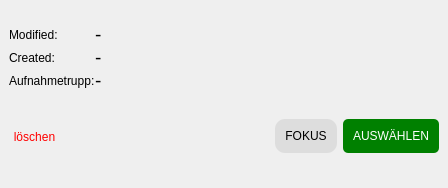
First picture: the form in fim/gui/draft/draft_item.ui, repository b-lack/qgis-fim-plugin, before the edit.
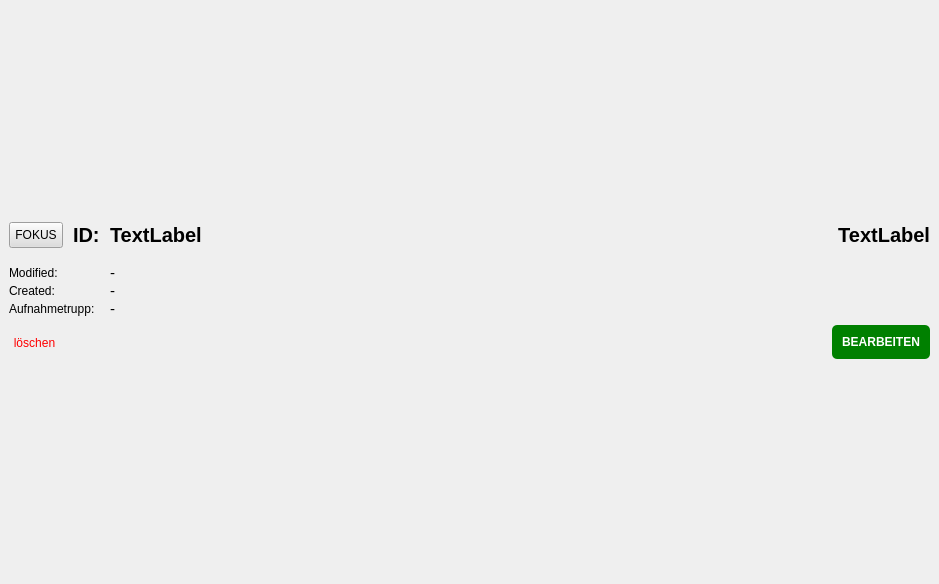
Second picture: the form after the edit.

Patch:
```diff
--- a/fim/gui/draft/draft_item.ui
+++ b/fim/gui/draft/draft_item.ui
@@ -6,8 +6,8 @@
    <rect>
     <x>0</x>
     <y>0</y>
-    <width>448</width>
-    <height>188</height>
+    <width>939</width>
+    <height>584</height>
    </rect>
   </property>
   <property name="sizePolicy">
@@ -38,7 +38,7 @@
    <property name="bottomMargin">
     <number>0</number>
    </property>
-   <item row="0" column="0">
+   <item row="2" column="0">
     <widget class="QFrame" name="lfbItemFrame">
      <property name="sizePolicy">
       <sizepolicy hsizetype="Preferred" vsizetype="Fixed">
@@ -51,8 +51,115 @@
        <number>9</number>
       </property>
       <property name="topMargin">
-       <number>0</number>
+       <number>4</number>
       </property>
+      <property name="bottomMargin">
+       <number>4</number>
+      </property>
+      <item>
+       <layout class="QHBoxLayout" name="horizontalLayout_3">
+        <property name="spacing">
+         <number>10</number>
+        </property>
+        <property name="topMargin">
+         <number>0</number>
+        </property>
+        <property name="bottomMargin">
+         <number>10</number>
+        </property>
+        <item>
+         <widget class="QPushButton" name="lfbFocusBtn">
+          <property name="sizePolicy">
+           <sizepolicy hsizetype="Fixed" vsizetype="Fixed">
+            <horstretch>0</horstretch>
+            <verstretch>0</verstretch>
+           </sizepolicy>
+          </property>
+          <property name="cursor">
+           <cursorShape>PointingHandCursor</cursorShape>
+          </property>
+          <property name="styleSheet">
+           <string notr="true">color: #000;
+padding:5px;
+background: #ddd;</string>
+          </property>
+          <property name="text">
+           <string>FOKUS</string>
+          </property>
+         </widget>
+        </item>
+        <item>
+         <widget class="QLabel" name="label_3">
+          <property name="sizePolicy">
+           <sizepolicy hsizetype="Fixed" vsizetype="Preferred">
+            <horstretch>0</horstretch>
+            <verstretch>0</verstretch>
+           </sizepolicy>
+          </property>
+          <property name="font">
+           <font>
+            <pointsize>15</pointsize>
+            <weight>75</weight>
+            <bold>true</bold>
+           </font>
+          </property>
+          <property name="text">
+           <string>ID:</string>
+          </property>
+         </widget>
+        </item>
+        <item>
+         <widget class="QLabel" name="lfbItemIdLabel">
+          <property name="font">
+           <font>
+            <pointsize>15</pointsize>
+            <weight>75</weight>
+            <bold>true</bold>
+           </font>
+          </property>
+          <property name="text">
+           <string>TextLabel</string>
+          </property>
+         </widget>
+        </item>
+        <item>
+         <spacer name="horizontalSpacer_2">
+          <property name="orientation">
+           <enum>Qt::Horizontal</enum>
+          </property>
+          <property name="sizeHint" stdset="0">
+           <size>
+            <width>40</width>
+            <height>20</height>
+           </size>
+          </property>
+         </spacer>
+        </item>
+        <item>
+         <widget class="QLabel" name="lfbItemTypeLabel">
+          <property name="sizePolicy">
+           <sizepolicy hsizetype="Fixed" vsizetype="Fixed">
+            <horstretch>0</horstretch>
+            <verstretch>0</verstretch>
+           </sizepolicy>
+          </property>
+          <property name="font">
+           <font>
+            <pointsize>15</pointsize>
+            <weight>75</weight>
+            <bold>true</bold>
+           </font>
+          </property>
+          <property name="text">
+           <string>TextLabel</string>
+          </property>
+          <property name="alignment">
+           <set>Qt::AlignRight|Qt::AlignTrailing|Qt::AlignVCenter</set>
+          </property>
+         </widget>
+        </item>
+       </layout>
+      </item>
       <item>
        <layout class="QHBoxLayout" name="horizontalLayout">
         <property name="spacing">
@@ -65,6 +172,9 @@
          <layout class="QHBoxLayout" name="horizontalLayout_5" stretch="0">
           <item>
            <layout class="QFormLayout" name="formLayout">
+            <property name="horizontalSpacing">
+             <number>15</number>
+            </property>
             <property name="rightMargin">
              <number>0</number>
             </property>
@@ -79,7 +189,7 @@
              <widget class="QLabel" name="lfbDraftModifiedByBtn">
               <property name="font">
                <font>
-                <pointsize>14</pointsize>
+                <pointsize>11</pointsize>
                </font>
               </property>
               <property name="text">
@@ -104,7 +214,7 @@
               </property>
               <property name="font">
                <font>
-                <pointsize>14</pointsize>
+                <pointsize>11</pointsize>
                </font>
               </property>
               <property name="text">
@@ -123,7 +233,7 @@
              <widget class="QLabel" name="lfbDraftAufnahmetruppLabel">
               <property name="font">
                <font>
-                <pointsize>14</pointsize>
+                <pointsize>11</pointsize>
                </font>
               </property>
               <property name="text">
@@ -140,7 +250,7 @@
       <item>
        <layout class="QHBoxLayout" name="horizontalLayout_2">
         <property name="topMargin">
-         <number>20</number>
+         <number>0</number>
         </property>
         <item>
          <widget class="QToolButton" name="lfbDraftIconRemoveBtn">
@@ -171,28 +281,6 @@
           </property>
          </spacer>
         </item>
-        <item>
-         <widget class="QPushButton" name="lfbFocusBtn">
-          <property name="sizePolicy">
-           <sizepolicy hsizetype="Fixed" vsizetype="Fixed">
-            <horstretch>0</horstretch>
-            <verstretch>0</verstretch>
-           </sizepolicy>
-          </property>
-          <property name="cursor">
-           <cursorShape>PointingHandCursor</cursorShape>
-          </property>
-          <property name="styleSheet">
-           <string notr="true">color: #000;
-padding:10px;
-background: #ddd;
-border-radius: 10px;</string>
-          </property>
-          <property name="text">
-           <string>FOKUS</string>
-          </property>
-         </widget>
-        </item>
         <item>
          <widget class="QPushButton" name="lfbDraftIconBtn">
           <property name="sizePolicy">
@@ -201,6 +289,12 @@
             <verstretch>0</verstretch>
            </sizepolicy>
           </property>
+          <property name="font">
+           <font>
+            <weight>75</weight>
+            <bold>true</bold>
+           </font>
+          </property>
           <property name="cursor">
            <cursorShape>PointingHandCursor</cursorShape>
           </property>
@@ -212,7 +306,7 @@
 color: white;</string>
           </property>
           <property name="text">
-           <string>AUSWÄHLEN</string>
+           <string>BEARBEITEN</string>
           </property>
          </widget>
         </item>
```
Left out of the diff: 4 changed lines with no effect on the pictures.
